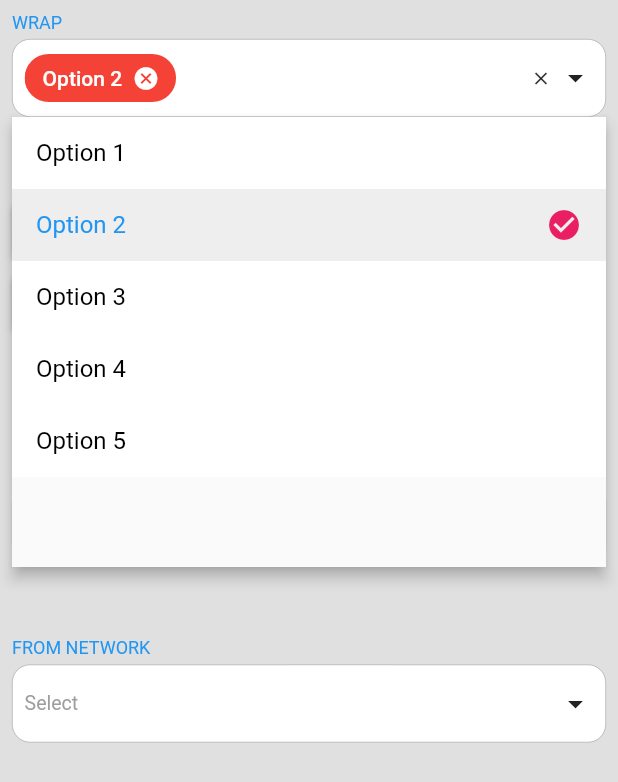
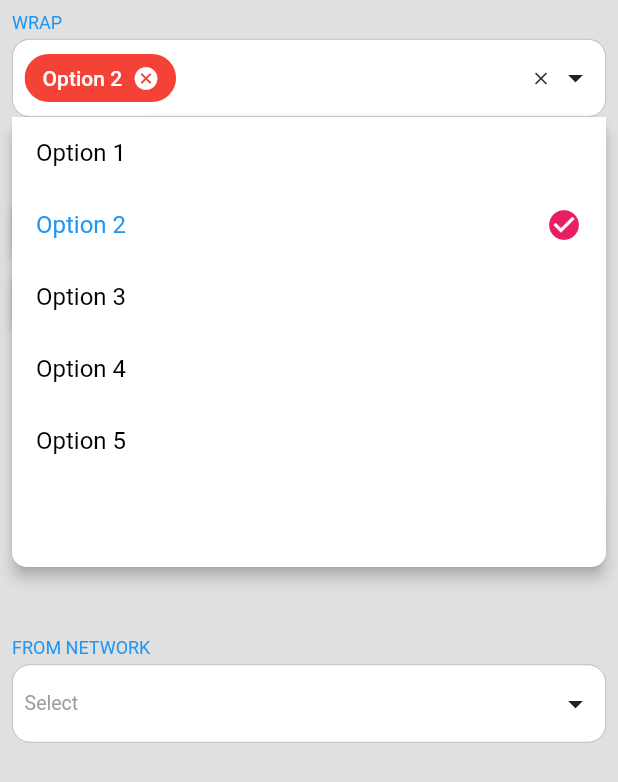
Before and after one commit to oi-narendra/multiselect-dropdown, a Flutter app: the screen it shows after launch, after a tap on "Select", after a tap on "CLEAR", on a phone screen of 412 x 824 dp. Shown: the top 782 px of the screen. Run offline on Flutter 3.47's test engine with Material 2 defaults, Android fonts, the phone set to English and light mode, and no system bars; network calls fail.

Commit message:
Ajustes de apresentação da lista de opções

```diff
--- a/lib/multiselect_dropdown.dart
+++ b/lib/multiselect_dropdown.dart
@@ -694,8 +694,11 @@
               followerAnchor: showOnTop ? Alignment.bottomLeft : Alignment.topLeft,
               child: Material(
                   elevation: 4,
+                  borderRadius: const BorderRadius.all(Radius.circular(10)),
                   shadowColor: Colors.black,
                   child: Container(
+                    decoration: BoxDecoration(
+                        color: widget.optionsBackgroundColor ?? Colors.white, borderRadius: const BorderRadius.all(Radius.circular(10))),
                     constraints: BoxConstraints.loose(Size(size.width, widget.dropdownHeight)),
                     child: Column(
                       mainAxisSize: MainAxisSize.min,
```
